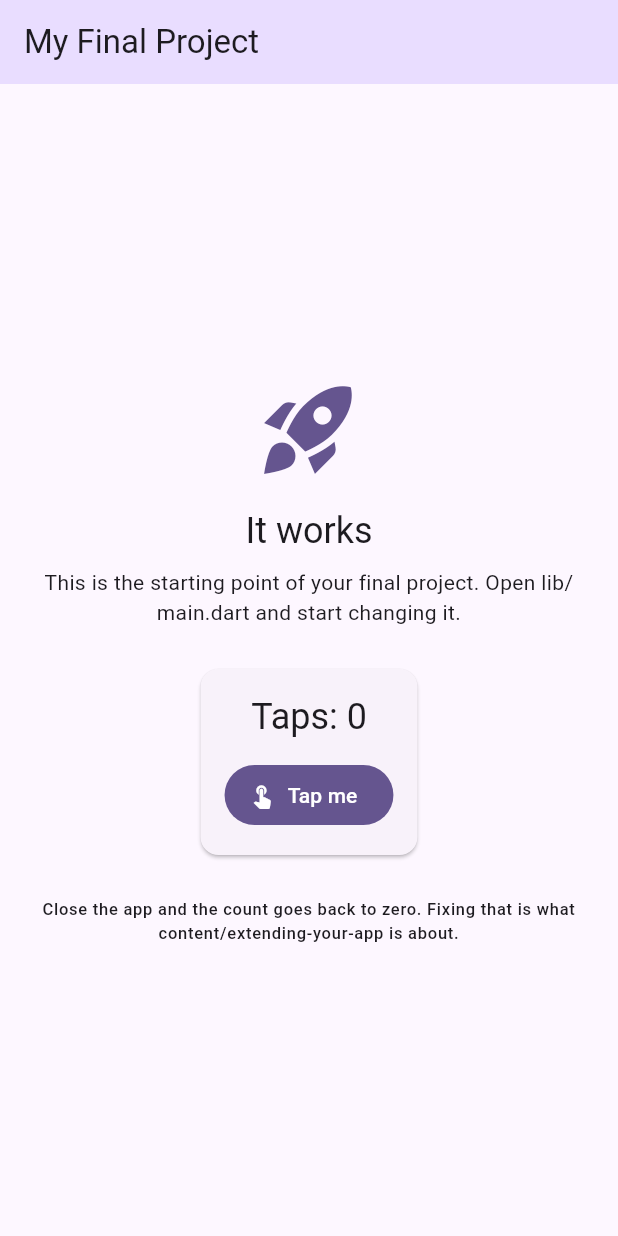
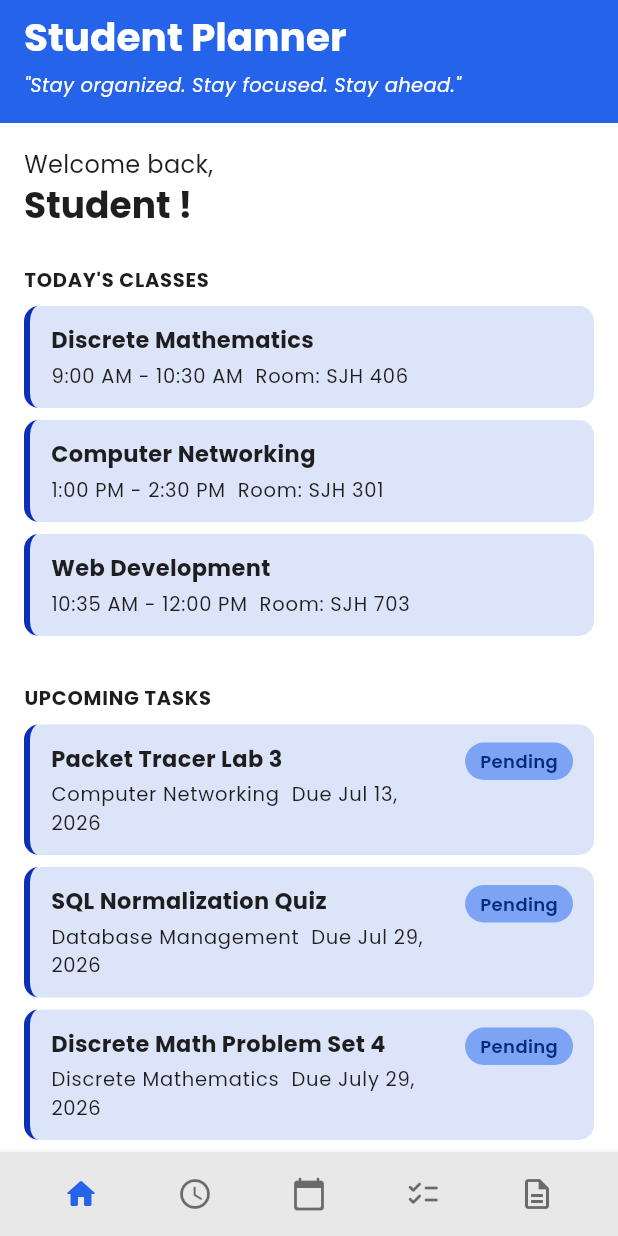
Before and after one commit to pblogs1112/StudentPlanner_Website, a Flutter app: the screen it shows after launch, on a phone screen of 412 x 824 dp. Run offline on Flutter 3.47's test engine with Material 3 defaults, Android fonts, the phone set to English and light mode, and no system bars; our stand-ins replace google_fonts.

Commit message:
Add Dashboard screen, theme, and shared widgets

```diff
--- a/lib/main.dart
+++ b/lib/main.dart
@@ -1,144 +1,21 @@
-// This is your app. It runs as it is: press run and you get the screen below.
-//
-// Nothing here is precious. Change the title, change the colors, delete the
-// counter, add your own screens. It exists so that the repository is a working
-// Flutter app from minute one instead of an empty folder.
-//
-// Everything in this file is Module 4 and 5 material: StatelessWidget,
-// StatefulWidget, setState, Scaffold, AppBar, Column, Card, FilledButton.
-
-import 'package:device_preview/device_preview.dart';
 import 'package:flutter/material.dart';
+import 'theme/app_theme.dart';
+import 'screens/dashboard_screen.dart';
 
 void main() {
-  runApp(
-    // DevicePreview draws a phone frame around your app, so it is judged at the
-    // size it was designed for instead of stretched across a laptop window.
-    //
-    // It is left ON in the deployed build on purpose: your live link is opened
-    // on a desktop browser, and a phone layout at full desktop width looks
-    // broken when it is not. The toolbar also lets a visitor switch device and
-    // orientation.
-    //
-    // Want the clean app with no frame instead (for a portfolio, or because
-    // you made the layout properly responsive)? Add
-    //   import 'package:flutter/foundation.dart' show kReleaseMode;
-    // and set `enabled: !kReleaseMode`, which drops the frame in release builds.
-    DevicePreview(
-      enabled: true,
-      builder: (context) => const MyApp(),
-    ),
-  );
+  runApp(const StudentPlannerApp());
 }
 
-class MyApp extends StatelessWidget {
-  const MyApp({super.key});
+class StudentPlannerApp extends StatelessWidget {
+  const StudentPlannerApp({super.key});
 
   @override
   Widget build(BuildContext context) {
     return MaterialApp(
-      title: 'My Final Project',
+      title: 'Student Planner',
       debugShowCheckedModeBanner: false,
-
-      // These two lines are what make the DevicePreview toolbar actually
-      // change the app. Keep them.
-      locale: DevicePreview.locale(context),
-      builder: DevicePreview.appBuilder,
-
-      // Your design system starts here. One seed color generates a full
-      // Material palette; swap in your own and every screen follows.
-      theme: ThemeData(
-        useMaterial3: true,
-        colorScheme: ColorScheme.fromSeed(seedColor: const Color(0xFF6750A4)),
-      ),
-
-      home: const HomeScreen(),
+      theme: AppTheme.lightTheme,
+      home: const DashboardScreen(),
     );
   }
 }
-
-/// The first screen. Replace it with yours.
-///
-/// It is a StatefulWidget because it remembers something that changes: the
-/// counter. A screen that never changes can be a StatelessWidget instead.
-class HomeScreen extends StatefulWidget {
-  const HomeScreen({super.key});
-
-  @override
-  State<HomeScreen> createState() => _HomeScreenState();
-}
-
-class _HomeScreenState extends State<HomeScreen> {
-  // State: a plain field. Changing it does nothing on its own; the screen only
-  // redraws when you change it inside setState.
-  int _taps = 0;
-
-  void _handleTap() {
-    setState(() {
-      _taps++;
-    });
-  }
-
-  @override
-  Widget build(BuildContext context) {
-    // Reading colors and text styles from the theme, instead of hardcoding
-    // them, is what keeps every screen looking like the same app.
-    final theme = Theme.of(context);
-
-    return Scaffold(
-      appBar: AppBar(
-        title: const Text('My Final Project'),
-        backgroundColor: theme.colorScheme.primaryContainer,
-      ),
-      body: Center(
-        child: Padding(
-          padding: const EdgeInsets.all(24),
-          child: Column(
-            mainAxisAlignment: MainAxisAlignment.center,
-            children: [
-              Icon(
-                Icons.rocket_launch,
-                size: 72,
-                color: theme.colorScheme.primary,
-              ),
-              const SizedBox(height: 16),
-              Text('It works', style: theme.textTheme.headlineSmall),
-              const SizedBox(height: 8),
-              Text(
-                'This is the starting point of your final project. '
-                'Open lib/main.dart and start changing it.',
-                textAlign: TextAlign.center,
-                style: theme.textTheme.bodyMedium,
-              ),
-              const SizedBox(height: 24),
-              Card(
-                child: Padding(
-                  padding: const EdgeInsets.all(16),
-                  child: Column(
-                    children: [
-                      Text('Taps: $_taps',
-                          style: theme.textTheme.headlineSmall),
-                      const SizedBox(height: 12),
-                      FilledButton.icon(
-                        onPressed: _handleTap,
-                        icon: const Icon(Icons.touch_app),
-                        label: const Text('Tap me'),
-                      ),
-                    ],
-                  ),
-                ),
-              ),
-              const SizedBox(height: 24),
-              Text(
-                'Close the app and the count goes back to zero. '
-                'Fixing that is what content/extending-your-app is about.',
-                textAlign: TextAlign.center,
-                style: theme.textTheme.labelSmall,
-              ),
-            ],
-          ),
-        ),
-      ),
-    );
-  }
-}
--- /dev/null
+++ b/lib/screens/dashboard_screen.dart
@@ -0,0 +1,131 @@
+import 'package:flutter/material.dart';
+import '../theme/app_theme.dart';
+import '../widgets/app_header.dart';
+import '../widgets/bottom_nav_bar.dart';
+import '../widgets/class_card.dart';
+import '../widgets/task_card.dart';
+
+class DashboardScreen extends StatefulWidget {
+  const DashboardScreen({super.key});
+
+  @override
+  State<DashboardScreen> createState() => _DashboardScreenState();
+}
+
+class _DashboardScreenState extends State<DashboardScreen> {
+  int _navIndex = 0;
+
+  // Sample data for now. Once shared_preferences is wired up, load
+  // today's classes and pending tasks from the class_schedules / tasks
+  // keys instead of this hard-coded list.
+  final List<Map<String, String>> _todayClasses = const [
+    {
+      'subject': 'Discrete Mathematics',
+      'time': '9:00 AM - 10:30 AM',
+      'room': 'SJH 406',
+    },
+    {
+      'subject': 'Computer Networking',
+      'time': '1:00 PM - 2:30 PM',
+      'room': 'SJH 301',
+    },
+    {
+      'subject': 'Web Development',
+      'time': '10:35 AM - 12:00 PM',
+      'room': 'SJH 703',
+    },
+  ];
+
+  final List<Map<String, dynamic>> _upcomingTasks = const [
+    {
+      'title': 'Packet Tracer Lab 3',
+      'subject': 'Computer Networking',
+      'due': 'Jul 13, 2026',
+      'completed': false,
+    },
+    {
+      'title': 'SQL Normalization Quiz',
+      'subject': 'Database Management',
+      'due': 'Jul 29, 2026',
+      'completed': false,
+    },
+    {
+      'title': 'Discrete Math Problem Set 4',
+      'subject': 'Discrete Mathematics',
+      'due': 'July 29, 2026',
+      'completed': false,
+    },
+  ];
+
+  void _onNavTap(int index) {
+    setState(() => _navIndex = index);
+  }
+
+  @override
+  Widget build(BuildContext context) {
+    final theme = Theme.of(context);
+
+    return Scaffold(
+      body: Column(
+        children: [
+          const AppHeader(
+            title: 'Student Planner',
+            subtitle: '"Stay organized. Stay focused. Stay ahead."',
+          ),
+          Expanded(
+            child: ListView(
+              padding: const EdgeInsets.all(AppSpacing.md),
+              children: [
+                Text('Welcome back,', style: theme.textTheme.bodyMedium),
+                Text('Student !', style: theme.textTheme.headlineSmall),
+                const SizedBox(height: AppSpacing.lg),
+                _SectionLabel('TODAY\'S CLASSES'),
+                const SizedBox(height: AppSpacing.sm),
+                for (final c in _todayClasses)
+                  ClassCard(
+                    subject: c['subject']!,
+                    day: '', // not shown on the Dashboard card
+                    time: c['time']!,
+                    room: c['room']!,
+                    // onEdit/onDelete left null: Dashboard shows the
+                    // compact card with no Edit/Delete controls.
+                  ),
+                const SizedBox(height: AppSpacing.lg),
+                _SectionLabel('UPCOMING TASKS'),
+                const SizedBox(height: AppSpacing.sm),
+                for (final t in _upcomingTasks)
+                  TaskCard(
+                    title: t['title'] as String,
+                    subject: t['subject'] as String,
+                    dueDate: t['due'] as String,
+                    completed: t['completed'] as bool,
+                    // onChanged left null: Dashboard shows the Pending/
+                    // Completed badge only, no checkbox.
+                  ),
+              ],
+            ),
+          ),
+        ],
+      ),
+      bottomNavigationBar:
+          BottomNavBar(currentIndex: _navIndex, onTap: _onNavTap),
+    );
+  }
+}
+
+class _SectionLabel extends StatelessWidget {
+  final String text;
+  const _SectionLabel(this.text);
+
+  @override
+  Widget build(BuildContext context) {
+    return Text(
+      text,
+      style: Theme.of(context).textTheme.labelSmall?.copyWith(
+            fontWeight: FontWeight.bold,
+            letterSpacing: 0.5,
+            fontSize: 13,
+          ),
+    );
+  }
+}
--- /dev/null
+++ b/lib/theme/app_theme.dart
@@ -0,0 +1,67 @@
+import 'package:flutter/material.dart';
+import 'package:google_fonts/google_fonts.dart';
+
+/// Step C — Spacing as Constants
+class AppSpacing {
+  static const double sm = 8;
+  static const double md = 16;
+  static const double lg = 24;
+}
+
+/// Step A/B/E — ColorScheme + TextTheme, assembled
+class AppTheme {
+  static const _ink = Color(0xFF1E1E1E);
+
+  static const _scheme = ColorScheme(
+    brightness: Brightness.light,
+    primary: Color(0xFF2563EB),
+    onPrimary: Colors.white,
+    secondary: Color(0xFF0C2FB8),
+    onSecondary: Colors.white,
+    surface: Colors.white,
+    onSurface: _ink,
+    error: Color(0xFFDC2626),
+    onError: Colors.white,
+    tertiary: Color(0xFF4ADE80), // success
+    onTertiary: _ink, // onSuccess
+    primaryContainer: Color(0xFF7DA3F5), // Pending badge bg
+    onPrimaryContainer: Color(0xFF052B80), // Pending badge text
+    secondaryContainer: Color(0xFF7AA0F4), // subject pills
+    onSecondaryContainer: Color(0xFF052B80), // subject pill text
+    surfaceContainerHighest: Color(0xFFDCE4FA), // class/task/note/event cards
+  );
+
+  static TextStyle _t(double size, FontWeight w) =>
+      TextStyle(fontSize: size, fontWeight: w, color: _ink);
+
+  static final lightTheme = ThemeData(
+    useMaterial3: true,
+    colorScheme: _scheme,
+    scaffoldBackgroundColor: Colors.white,
+    textTheme: GoogleFonts.poppinsTextTheme(
+      TextTheme(
+        headlineSmall: _t(24, FontWeight.bold), // Heading
+        bodyMedium: _t(16, FontWeight.normal), // Body
+        labelSmall: _t(12, FontWeight.normal), // Caption
+        labelLarge: _t(14, FontWeight.bold), // Button
+      ),
+    ),
+    appBarTheme: AppBarTheme(
+      backgroundColor: _scheme.primary,
+      foregroundColor: _scheme.onPrimary,
+    ),
+    elevatedButtonTheme: ElevatedButtonThemeData(
+      style: ElevatedButton.styleFrom(
+        backgroundColor: _scheme.secondary,
+        foregroundColor: _scheme.onSecondary,
+        minimumSize: const Size.fromHeight(44),
+        shape: RoundedRectangleBorder(borderRadius: BorderRadius.circular(8)),
+      ),
+    ),
+    chipTheme: ChipThemeData(
+      selectedColor: _scheme.primary,
+      showCheckmark: false,
+      secondaryLabelStyle: TextStyle(color: _scheme.onPrimary),
+    ),
+  );
+}
--- /dev/null
+++ b/lib/widgets/app_header.dart
@@ -0,0 +1,53 @@
+import 'package:flutter/material.dart';
+import '../theme/app_theme.dart';
+
+/// lib/widgets/app_header.dart
+/// Shown at the top of all five screens. On the Dashboard, [subtitle]
+/// carries the app tagline; other screens can omit it.
+class AppHeader extends StatelessWidget {
+  final String title;
+  final String? subtitle;
+
+  const AppHeader({super.key, required this.title, this.subtitle});
+
+  @override
+  Widget build(BuildContext context) {
+    final theme = Theme.of(context);
+    final topInset = MediaQuery.of(context).padding.top;
+
+    return Container(
+      width: double.infinity,
+      color: theme.colorScheme.primary,
+      padding: EdgeInsets.fromLTRB(
+        AppSpacing.md,
+        topInset + AppSpacing.sm,
+        AppSpacing.md,
+        AppSpacing.md,
+      ),
+      child: Column(
+        crossAxisAlignment: CrossAxisAlignment.start,
+        mainAxisSize: MainAxisSize.min,
+        children: [
+          Text(
+            title,
+            style: theme.textTheme.headlineSmall?.copyWith(
+              color: theme.colorScheme.onPrimary,
+              fontSize: 26,
+            ),
+          ),
+          if (subtitle != null) ...[
+            const SizedBox(height: 4),
+            Text(
+              subtitle!,
+              style: theme.textTheme.bodyMedium?.copyWith(
+                color: theme.colorScheme.onPrimary,
+                fontStyle: FontStyle.italic,
+                fontSize: 13,
+              ),
+            ),
+          ],
+        ],
+      ),
+    );
+  }
+}
--- /dev/null
+++ b/lib/widgets/bottom_nav_bar.dart
@@ -0,0 +1,55 @@
+import 'package:flutter/material.dart';
+
+/// lib/widgets/bottom_nav_bar.dart
+/// Order matches the Screens list: Dashboard, Class Schedule, Calendar,
+/// Task, Notes.
+class BottomNavBar extends StatelessWidget {
+  final int currentIndex;
+  final ValueChanged<int> onTap;
+
+  const BottomNavBar({
+    super.key,
+    required this.currentIndex,
+    required this.onTap,
+  });
+
+  static const _icons = [
+    Icons.home_rounded, // Dashboard
+    Icons.schedule_rounded, // Class Schedule
+    Icons.calendar_today_rounded, // Calendar
+    Icons.checklist_rounded, // Task
+    Icons.description_outlined, // Notes
+  ];
+
+  @override
+  Widget build(BuildContext context) {
+    final theme = Theme.of(context);
+    return Material(
+      color: const Color(0xFFE8E8E8),
+      elevation: 4,
+      child: SafeArea(
+        top: false,
+        child: SizedBox(
+          height: 56,
+          child: Row(
+            mainAxisAlignment: MainAxisAlignment.spaceEvenly,
+            children: List.generate(_icons.length, (i) {
+              final selected = i == currentIndex;
+              return InkWell(
+                onTap: () => onTap(i),
+                borderRadius: BorderRadius.circular(24),
+                child: Padding(
+                  padding: const EdgeInsets.all(10),
+                  child: Icon(
+                    _icons[i],
+                    color: selected ? theme.colorScheme.primary : Colors.black54,
+                  ),
+                ),
+              );
+            }),
+          ),
+        ),
+      ),
+    );
+  }
+}
--- /dev/null
+++ b/lib/widgets/class_card.dart
@@ -0,0 +1,98 @@
+import 'package:flutter/material.dart';
+import '../theme/app_theme.dart';
+
+/// lib/widgets/class_card.dart
+/// Appears on Dashboard (compact, no edit/delete) and Class Schedule
+/// (full, with edit/delete). Passing null for onEdit/onDelete hides
+/// the corresponding action.
+class ClassCard extends StatelessWidget {
+  final String subject;
+  final String day;
+  final String time;
+  final String room;
+  final VoidCallback? onEdit;
+  final VoidCallback? onDelete;
+
+  const ClassCard({
+    super.key,
+    required this.subject,
+    required this.day,
+    required this.time,
+    required this.room,
+    this.onEdit,
+    this.onDelete,
+  });
+
+  @override
+  Widget build(BuildContext context) {
+    final theme = Theme.of(context);
+    final showActions = onEdit != null || onDelete != null;
+
+    return Container(
+      margin: const EdgeInsets.only(bottom: AppSpacing.sm),
+      padding: const EdgeInsets.symmetric(horizontal: 14, vertical: 12),
+      decoration: BoxDecoration(
+        color: theme.colorScheme.surfaceContainerHighest,
+        borderRadius: BorderRadius.circular(10),
+        border: Border(
+          left: BorderSide(color: theme.colorScheme.secondary, width: 4),
+        ),
+      ),
+      child: Column(
+        crossAxisAlignment: CrossAxisAlignment.start,
+        children: [
+          Text(
+            subject,
+            style: theme.textTheme.bodyMedium
+                ?.copyWith(fontWeight: FontWeight.bold, fontSize: 15),
+          ),
+          const SizedBox(height: 4),
+          Text(
+            '$time  Room: $room',
+            style: theme.textTheme.labelSmall?.copyWith(fontSize: 13),
+          ),
+          if (showActions) ...[
+            const Divider(height: 20),
+            Row(
+              children: [
+                if (onEdit != null)
+                  _ActionLabel(icon: Icons.edit, label: 'Edit', onTap: onEdit!),
+                if (onEdit != null && onDelete != null)
+                  const SizedBox(width: 16),
+                if (onDelete != null)
+                  _ActionLabel(
+                      icon: Icons.delete_outline,
+                      label: 'Delete',
+                      onTap: onDelete!),
+              ],
+            ),
+          ],
+        ],
+      ),
+    );
+  }
+}
+
+class _ActionLabel extends StatelessWidget {
+  final IconData icon;
+  final String label;
+  final VoidCallback onTap;
+  const _ActionLabel(
+      {required this.icon, required this.label, required this.onTap});
+
+  @override
+  Widget build(BuildContext context) {
+    return InkWell(
+      onTap: onTap,
+      borderRadius: BorderRadius.circular(6),
+      child: Row(
+        mainAxisSize: MainAxisSize.min,
+        children: [
+          Icon(icon, size: 16, color: Colors.black54),
+          const SizedBox(width: 4),
+          Text(label, style: const TextStyle(fontSize: 13, color: Colors.black54)),
+        ],
+      ),
+    );
+  }
+}
--- /dev/null
+++ b/lib/widgets/task_card.dart
@@ -0,0 +1,140 @@
+import 'package:flutter/material.dart';
+import '../theme/app_theme.dart';
+
+/// lib/widgets/task_card.dart
+/// Appears on Dashboard (onChanged null -> badge only, read-only) and
+/// Task screen (onChanged set -> shows a checkbox the user can toggle).
+class TaskCard extends StatelessWidget {
+  final String title;
+  final String subject;
+  final String dueDate;
+  final bool completed;
+  final ValueChanged<bool>? onChanged;
+  final VoidCallback? onEdit;
+  final VoidCallback? onDelete;
+
+  const TaskCard({
+    super.key,
+    required this.title,
+    required this.subject,
+    required this.dueDate,
+    required this.completed,
+    this.onChanged,
+    this.onEdit,
+    this.onDelete,
+  });
+
+  @override
+  Widget build(BuildContext context) {
+    final theme = Theme.of(context);
+    final showActions = onEdit != null || onDelete != null;
+
+    return Container(
+      margin: const EdgeInsets.only(bottom: AppSpacing.sm),
+      padding: const EdgeInsets.symmetric(horizontal: 14, vertical: 12),
+      decoration: BoxDecoration(
+        color: theme.colorScheme.surfaceContainerHighest,
+        borderRadius: BorderRadius.circular(10),
+        border: Border(
+          left: BorderSide(color: theme.colorScheme.secondary, width: 4),
+        ),
+      ),
+      child: Row(
+        crossAxisAlignment: CrossAxisAlignment.start,
+        children: [
+          if (onChanged != null) ...[
+            Checkbox(
+              value: completed,
+              onChanged: (v) => onChanged!(v ?? false),
+              visualDensity: VisualDensity.compact,
+            ),
+            const SizedBox(width: 4),
+          ],
+          Expanded(
+            child: Column(
+              crossAxisAlignment: CrossAxisAlignment.start,
+              children: [
+                Text(
+                  title,
+                  style: theme.textTheme.bodyMedium
+                      ?.copyWith(fontWeight: FontWeight.bold, fontSize: 15),
+                ),
+                const SizedBox(height: 4),
+                Text(
+                  '$subject  Due $dueDate',
+                  style: theme.textTheme.labelSmall?.copyWith(fontSize: 13),
+                ),
+                if (showActions) ...[
+                  const SizedBox(height: 8),
+                  Row(
+                    children: [
+                      if (onEdit != null)
+                        _ActionLabel(
+                            icon: Icons.edit, label: 'Edit', onTap: onEdit!),
+                      if (onEdit != null && onDelete != null)
+                        const SizedBox(width: 16),
+                      if (onDelete != null)
+                        _ActionLabel(
+                            icon: Icons.delete_outline,
+                            label: 'Delete',
+                            onTap: onDelete!),
+                    ],
+                  ),
+                ],
+              ],
+            ),
+          ),
+          const SizedBox(width: 8),
+          _StatusBadge(completed: completed),
+        ],
+      ),
+    );
+  }
+}
+
+class _StatusBadge extends StatelessWidget {
+  final bool completed;
+  const _StatusBadge({required this.completed});
+
+  @override
+  Widget build(BuildContext context) {
+    final theme = Theme.of(context);
+    final bg =
+        completed ? theme.colorScheme.tertiary : theme.colorScheme.primaryContainer;
+    final fg = completed
+        ? theme.colorScheme.onTertiary
+        : theme.colorScheme.onPrimaryContainer;
+    return Container(
+      padding: const EdgeInsets.symmetric(horizontal: 10, vertical: 4),
+      decoration: BoxDecoration(color: bg, borderRadius: BorderRadius.circular(20)),
+      child: Text(
+        completed ? 'Completed' : 'Pending',
+        style: TextStyle(color: fg, fontSize: 12, fontWeight: FontWeight.w600),
+      ),
+    );
+  }
+}
+
+class _ActionLabel extends StatelessWidget {
+  final IconData icon;
+  final String label;
+  final VoidCallback onTap;
+  const _ActionLabel(
+      {required this.icon, required this.label, required this.onTap});
+
+  @override
+  Widget build(BuildContext context) {
+    return InkWell(
+      onTap: onTap,
+      borderRadius: BorderRadius.circular(6),
+      child: Row(
+        mainAxisSize: MainAxisSize.min,
+        children: [
+          Icon(icon, size: 16, color: Colors.black54),
+          const SizedBox(width: 4),
+          Text(label, style: const TextStyle(fontSize: 13, color: Colors.black54)),
+        ],
+      ),
+    );
+  }
+}
```
Also changed, not shown: pubspec.yaml (+10 -0 lines), pubspec.lock (added), 2 other files.
